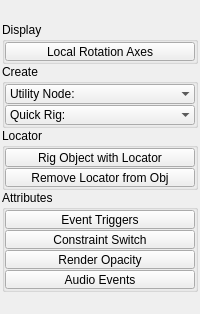
Qt form tentacle/ui/rigging.ui (m3trik/tentacle) before a commit.
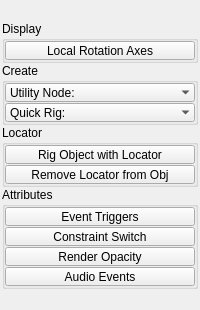
The same form after that commit. Custom widgets are drawn as their Qt base class.

```diff
--- a/tentacle/ui/rigging.ui
+++ b/tentacle/ui/rigging.ui
@@ -58,13 +58,13 @@
         <property name="minimumSize">
          <size>
           <width>0</width>
-          <height>20</height>
+          <height>19</height>
          </size>
         </property>
         <property name="maximumSize">
          <size>
           <width>16777215</width>
-          <height>20</height>
+          <height>19</height>
          </size>
         </property>
         <property name="font">
@@ -153,13 +153,13 @@
            <property name="minimumSize">
             <size>
              <width>0</width>
-             <height>20</height>
+             <height>19</height>
             </size>
            </property>
            <property name="maximumSize">
             <size>
              <width>16777215</width>
-             <height>20</height>
+             <height>19</height>
             </size>
            </property>
            <property name="sizeAdjustPolicy">
@@ -180,13 +180,13 @@
            <property name="minimumSize">
             <size>
              <width>0</width>
-             <height>20</height>
+             <height>19</height>
             </size>
            </property>
            <property name="maximumSize">
             <size>
              <width>16777215</width>
-             <height>20</height>
+             <height>19</height>
             </size>
            </property>
            <property name="sizeAdjustPolicy">
@@ -472,13 +472,13 @@
         <property name="minimumSize">
          <size>
           <width>0</width>
-          <height>20</height>
+          <height>19</height>
          </size>
         </property>
         <property name="maximumSize">
          <size>
           <width>16777215</width>
-          <height>20</height>
+          <height>19</height>
          </size>
         </property>
        </widget>
```
